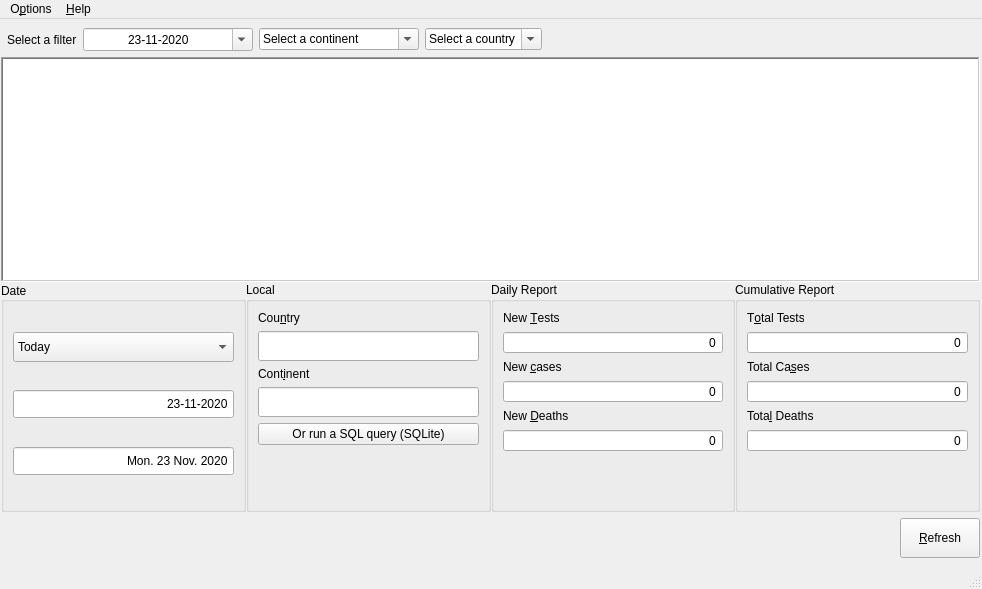
The window that assets/mainwindow.ui (faouziMohamed/covid-data) describes before a commit, drawn with Qt 5.
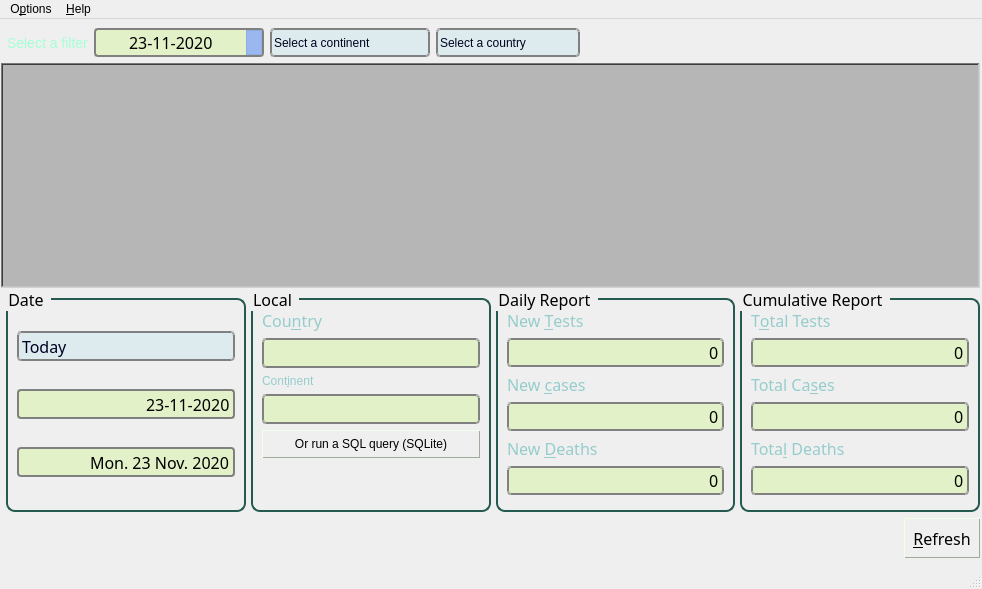
The same window after the commit. Icons and pictures are not drawn.

Diff of the .ui file:
```diff
--- a/assets/mainwindow.ui
+++ b/assets/mainwindow.ui
@@ -27,7 +27,13 @@
    </size>
   </property>
   <property name="font">
-   <font/>
+   <font>
+    <family>ubuntu,Serif,arial</family>
+    <pointsize>12</pointsize>
+    <weight>50</weight>
+    <italic>false</italic>
+    <bold>false</bold>
+   </font>
   </property>
   <property name="mouseTracking">
    <bool>true</bool>
@@ -36,8 +42,16 @@
    <string>Covid19 data - Fz</string>
   </property>
   <property name="styleSheet">
-   <string notr="true">/*QWidget {
-    font-size: 14px;
+   <string notr="true">QLabel {
+    color: #96cccc;
+}
+
+QLabel#filter_label{
+    color: rgb(165, 255, 213);
+	font-size: 14px;
+}
+QWidget {
+	font:  12pt &quot;ubuntu&quot;,&quot;Serif&quot;, &quot;arial&quot;;
 }
 
 QWidget#centralwidget {
@@ -63,9 +77,7 @@
             stop: 0.5 #FFFFFF);
 }
 
-QGroupBox&gt;QLabel {
-    color: #96cccc;
-}
+
 
 QComboBox {
     combobox-popup: 0;
@@ -75,7 +87,7 @@
 
 QComboBox QAbstractItemView {
     border: 1px solid rgb(147, 149, 148);
-    border-radius: 0px 5px;
+    border-radius: 0 5px;
     color: rgb(0, 17, 17);
     background-color:rgb(221, 235, 239);
     selection-color: rgb(0, 0, 80);
@@ -86,10 +98,11 @@
 QLineEdit,
 QSpinBox,
 QDateEdit {
-	border:2px double darkgray;
+	border:2px double gray;
 	border-radius: 4px;
 }
 
+QDateEdit ,
 QLineEdit,
 QSpinBox {
     selection-color: rgb(0, 0, 80);
@@ -97,6 +110,11 @@
     background-color:  rgb(226, 241, 199);
 }
 
+QDateEdit{
+	border:2px solid gray;
+	border-radius:4px;
+}
+
 QComboBox::drop-down,
 QDateEdit::drop-down
  {
@@ -111,7 +129,13 @@
 
 QComboBox::down-arrow,
 QDateEdit::drop-down {
-	image: url(&quot;:/arrow_down.svg&quot;);
+	image: url(&quot;assets/icons/arrow_down.svg&quot;);
+	width: 10px;
+}
+
+QComboBox::down-arrow:on,
+QDateEdit::drop-down:on {
+	image: url(&quot;assets/icons/header_arrow_up.svg&quot;);
 	width: 10px;
 }
 
@@ -162,11 +186,11 @@
 }
 
 QHeaderView::down-arrow {
-    image: url(&quot;:/header_arrow_down.svg&quot;);
+    image: url(&quot;assets/icons/header_arrow_down.svg&quot;);
 }
 
 QHeaderView::up-arrow {
-    image: url(&quot;:/header_arrow_up.svg&quot;);
+    image: url(&quot;assets/icons/header_arrow_up.svg&quot;);
     padding-bottom:1px;
 }
 
@@ -208,7 +232,7 @@
             stop: 0 #6b9be8,
             stop: 1 #577fbf);
 }
-*/</string>
+</string>
   </property>
   <property name="documentMode">
    <bool>true</bool>
@@ -241,7 +265,7 @@
          <number>6</number>
         </property>
         <item>
-         <widget class="QLabel" name="label_2">
+         <widget class="QLabel" name="filter_label">
           <property name="text">
            <string>Select a filter</string>
           </property>
@@ -265,7 +289,13 @@
            </size>
           </property>
           <property name="font">
-           <font/>
+           <font>
+            <family>ubuntu,Serif,arial</family>
+            <pointsize>12</pointsize>
+            <weight>50</weight>
+            <italic>false</italic>
+            <bold>false</bold>
+           </font>
           </property>
           <property name="mouseTracking">
            <bool>true</bool>
@@ -273,6 +303,9 @@
           <property name="autoFillBackground">
            <bool>true</bool>
           </property>
+          <property name="styleSheet">
+           <string notr="true"/>
+          </property>
           <property name="inputMethodHints">
            <set>Qt::ImhNone</set>
           </property>
@@ -357,7 +390,13 @@
            </size>
           </property>
           <property name="font">
-           <font/>
+           <font>
+            <family>ubuntu,Serif,arial</family>
+            <pointsize>12</pointsize>
+            <weight>50</weight>
+            <italic>false</italic>
+            <bold>false</bold>
+           </font>
           </property>
           <property name="editable">
            <bool>true</bool>
@@ -396,7 +435,13 @@
            </size>
           </property>
           <property name="font">
-           <font/>
+           <font>
+            <family>ubuntu,Serif,arial</family>
+            <pointsize>12</pointsize>
+            <weight>50</weight>
+            <italic>false</italic>
+            <bold>false</bold>
+           </font>
           </property>
           <property name="toolTip">
            <string>Select a country to show details</string>
@@ -487,7 +532,13 @@
           </size>
          </property>
          <property name="font">
-          <font/>
+          <font>
+           <family>ubuntu,Serif,arial</family>
+           <pointsize>12</pointsize>
+           <weight>50</weight>
+           <italic>false</italic>
+           <bold>false</bold>
+          </font>
          </property>
          <property name="frameShape">
           <enum>QFrame::WinPanel</enum>
@@ -534,7 +585,13 @@
              </sizepolicy>
             </property>
             <property name="font">
-             <font/>
+             <font>
+              <family>ubuntu,Serif,arial</family>
+              <pointsize>12</pointsize>
+              <weight>50</weight>
+              <italic>false</italic>
+              <bold>false</bold>
+             </font>
             </property>
             <property name="title">
              <string>Date</string>
@@ -564,7 +621,13 @@
                 </size>
                </property>
                <property name="font">
-                <font/>
+                <font>
+                 <family>ubuntu,Serif,arial</family>
+                 <pointsize>12</pointsize>
+                 <weight>50</weight>
+                 <italic>false</italic>
+                 <bold>false</bold>
+                </font>
                </property>
                <property name="sizeAdjustPolicy">
                 <enum>QComboBox::AdjustToContents</enum>
@@ -604,7 +667,13 @@
                 </size>
                </property>
                <property name="font">
-                <font/>
+                <font>
+                 <family>ubuntu,Serif,arial</family>
+                 <pointsize>12</pointsize>
+                 <weight>50</weight>
+                 <italic>false</italic>
+                 <bold>false</bold>
+                </font>
                </property>
                <property name="mouseTracking">
                 <bool>true</bool>
@@ -705,7 +774,13 @@
                 </size>
                </property>
                <property name="font">
-                <font/>
+                <font>
+                 <family>ubuntu,Serif,arial</family>
+                 <pointsize>12</pointsize>
+                 <weight>50</weight>
+                 <italic>false</italic>
+                 <bold>false</bold>
+                </font>
                </property>
                <property name="layoutDirection">
                 <enum>Qt::LeftToRight</enum>
@@ -775,7 +850,13 @@
              </size>
             </property>
             <property name="font">
-             <font/>
+             <font>
+              <family>ubuntu,Serif,arial</family>
+              <pointsize>12</pointsize>
+              <weight>50</weight>
+              <italic>false</italic>
+              <bold>false</bold>
+             </font>
             </property>
             <property name="title">
              <string>Local</string>
@@ -784,7 +865,13 @@
              <item row="0" column="0">
               <widget class="QLabel" name="countryLabel">
                <property name="font">
-                <font/>
+                <font>
+                 <family>ubuntu,Serif,arial</family>
+                 <pointsize>12</pointsize>
+                 <weight>50</weight>
+                 <italic>false</italic>
+                 <bold>false</bold>
+                </font>
                </property>
                <property name="text">
                 <string>Cou&amp;ntry</string>
@@ -862,7 +949,13 @@
              </sizepolicy>
             </property>
             <property name="font">
-             <font/>
+             <font>
+              <family>ubuntu,Serif,arial</family>
+              <pointsize>12</pointsize>
+              <weight>50</weight>
+              <italic>false</italic>
+              <bold>false</bold>
+             </font>
             </property>
             <property name="title">
              <string>Daily Report</string>
@@ -871,7 +964,13 @@
              <item row="0" column="0">
               <widget class="QLabel" name="tests_label">
                <property name="font">
-                <font/>
+                <font>
+                 <family>ubuntu,Serif,arial</family>
+                 <pointsize>12</pointsize>
+                 <weight>50</weight>
+                 <italic>false</italic>
+                 <bold>false</bold>
+                </font>
                </property>
                <property name="text">
                 <string>New &amp;Tests</string>
@@ -884,7 +983,13 @@
              <item row="2" column="0">
               <widget class="QLabel" name="cases_label">
                <property name="font">
-                <font/>
+                <font>
+                 <family>ubuntu,Serif,arial</family>
+                 <pointsize>12</pointsize>
+                 <weight>50</weight>
+                 <italic>false</italic>
+                 <bold>false</bold>
+                </font>
                </property>
                <property name="text">
                 <string>New &amp;cases</string>
@@ -897,7 +1002,13 @@
              <item row="4" column="0">
               <widget class="QLabel" name="deaths_label">
                <property name="font">
-                <font/>
+                <font>
+                 <family>ubuntu,Serif,arial</family>
+                 <pointsize>12</pointsize>
+                 <weight>50</weight>
+                 <italic>false</italic>
+                 <bold>false</bold>
+                </font>
                </property>
                <property name="text">
                 <string>New &amp;Deaths</string>
@@ -922,7 +1033,13 @@
                 </size>
                </property>
                <property name="font">
-                <font/>
+                <font>
+                 <family>ubuntu,Serif,arial</family>
+                 <pointsize>12</pointsize>
+                 <weight>50</weight>
+                 <italic>false</italic>
+                 <bold>false</bold>
+                </font>
                </property>
                <property name="wrapping">
                 <bool>false</bool>
@@ -965,7 +1082,13 @@
                 </size>
                </property>
                <property name="font">
-                <font/>
+                <font>
+                 <family>ubuntu,Serif,arial</family>
+                 <pointsize>12</pointsize>
+                 <weight>50</weight>
+                 <italic>false</italic>
+                 <bold>false</bold>
+                </font>
                </property>
                <property name="wrapping">
                 <bool>false</bool>
@@ -1008,7 +1131,13 @@
                 </size>
                </property>
                <property name="font">
-                <font/>
+                <font>
+                 <family>ubuntu,Serif,arial</family>
+                 <pointsize>12</pointsize>
+                 <weight>50</weight>
+                 <italic>false</italic>
+                 <bold>false</bold>
+                </font>
                </property>
                <property name="wrapping">
                 <bool>false</bool>
@@ -1048,7 +1177,13 @@
              </sizepolicy>
             </property>
             <property name="font">
-             <font/>
+             <font>
+              <family>ubuntu,Serif,arial</family>
+              <pointsize>12</pointsize>
+              <weight>50</weight>
+              <italic>false</italic>
+              <bold>false</bold>
+             </font>
             </property>
             <property name="title">
              <string>Cumulative Report</string>
@@ -1057,7 +1192,13 @@
              <item row="0" column="0">
               <widget class="QLabel" name="totTests_label">
                <property name="font">
-                <font/>
+                <font>
+                 <family>ubuntu,Serif,arial</family>
+                 <pointsize>12</pointsize>
+                 <weight>50</weight>
+                 <italic>false</italic>
+                 <bold>false</bold>
+                </font>
                </property>
                <property name="text">
                 <string>T&amp;otal Tests</string>
@@ -1082,7 +1223,13 @@
                 </size>
                </property>
                <property name="font">
-                <font/>
+                <font>
+                 <family>ubuntu,Serif,arial</family>
+                 <pointsize>12</pointsize>
+                 <weight>50</weight>
+                 <italic>false</italic>
+                 <bold>false</bold>
+                </font>
                </property>
                <property name="alignment">
                 <set>Qt::AlignRight|Qt::AlignTrailing|Qt::AlignVCenter</set>
@@ -1104,7 +1251,13 @@
              <item row="2" column="0">
               <widget class="QLabel" name="totCase_label">
                <property name="font">
-                <font/>
+                <font>
+                 <family>ubuntu,Serif,arial</family>
+                 <pointsize>12</pointsize>
+                 <weight>50</weight>
+                 <italic>false</italic>
+                 <bold>false</bold>
+                </font>
                </property>
                <property name="text">
                 <string>Total Ca&amp;ses</string>
@@ -1129,7 +1282,13 @@
                 </size>
                </property>
                <property name="font">
-                <font/>
+                <font>
+                 <family>ubuntu,Serif,arial</family>
+                 <pointsize>12</pointsize>
+                 <weight>50</weight>
+                 <italic>false</italic>
+                 <bold>false</bold>
+                </font>
                </property>
                <property name="alignment">
                 <set>Qt::AlignRight|Qt::AlignTrailing|Qt::AlignVCenter</set>
@@ -1151,7 +1310,13 @@
              <item row="4" column="0">
               <widget class="QLabel" name="totDeaths_label">
                <property name="font">
-                <font/>
+                <font>
+                 <family>ubuntu,Serif,arial</family>
+                 <pointsize>12</pointsize>
+                 <weight>50</weight>
+                 <italic>false</italic>
+                 <bold>false</bold>
+                </font>
                </property>
                <property name="text">
                 <string>Tota&amp;l Deaths</string>
@@ -1176,7 +1341,13 @@
                 </size>
                </property>
                <property name="font">
-                <font/>
+                <font>
+                 <family>ubuntu,Serif,arial</family>
+                 <pointsize>12</pointsize>
+                 <weight>50</weight>
+                 <italic>false</italic>
+                 <bold>false</bold>
+                </font>
                </property>
                <property name="alignment">
                 <set>Qt::AlignRight|Qt::AlignTrailing|Qt::AlignVCenter</set>
@@ -1226,7 +1397,13 @@
            </size>
           </property>
           <property name="font">
-           <font/>
+           <font>
+            <family>ubuntu,Serif,arial</family>
+            <pointsize>12</pointsize>
+            <weight>50</weight>
+            <italic>false</italic>
+            <bold>false</bold>
+           </font>
           </property>
           <property name="text">
            <string>&amp;Refresh</string>
@@ -1245,7 +1422,7 @@
      <x>0</x>
      <y>0</y>
      <width>982</width>
-     <height>20</height>
+     <height>24</height>
     </rect>
    </property>
    <widget class="QMenu" name="menu_edit">
```
